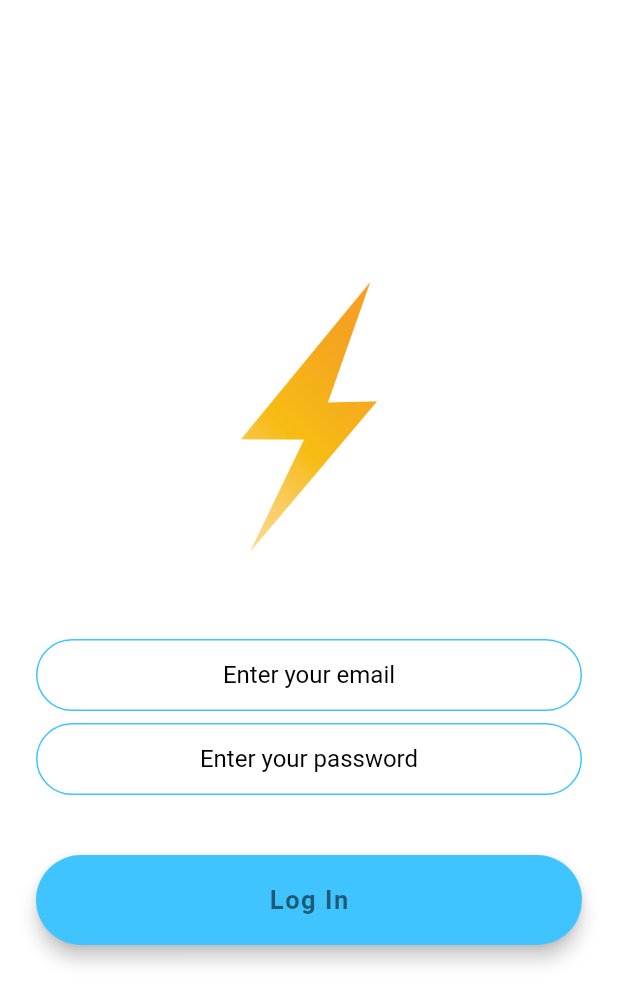
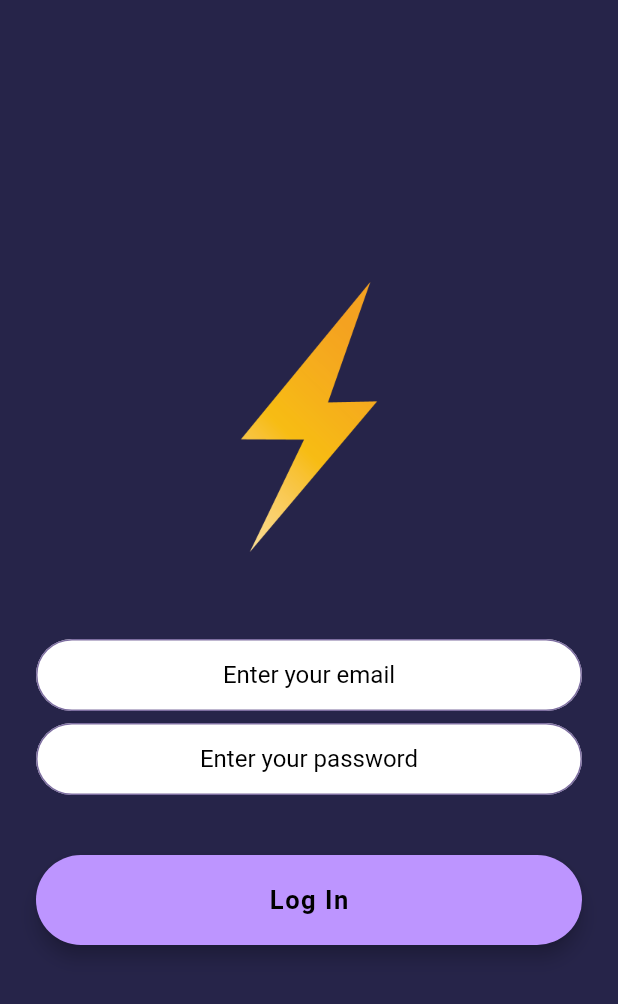
Before and after one commit to bunnyBites/bolt-chat, a Flutter app: the screen it shows after launch, after a tap on "Log In", on a phone screen of 412 x 824 dp. Shown: the top 1004 px of the screen. Run offline on Flutter 3.47's test engine with Material 2 defaults, Android fonts, the phone set to English and light mode, and no system bars; drawn by our look-alikes of modal_progress_hud_nsn; our stand-ins replace animated_text_kit, cloud_firestore, firebase_auth, firebase_core; accounts and stored records are empty.

Commit message:
modify styles and theme

```diff
--- a/lib/components/styled_rounded_button.dart
+++ b/lib/components/styled_rounded_button.dart
@@ -32,7 +32,7 @@ class StyledRoundedButton extends StatelessWidget {
               fontSize: 17.0,
               fontWeight: FontWeight.bold,
               letterSpacing: 1,
-              color: Colors.black54,
+              color: Colors.black,
             ),
           ),
         ),
--- a/lib/constants.dart
+++ b/lib/constants.dart
@@ -20,19 +20,26 @@ const kMessageContainerDecoration = BoxDecoration(
 
 const kTextFieldDecoration = InputDecoration(
   hintStyle: TextStyle(color: Colors.black),
+  fillColor: Colors.white,
+  filled: true,
   contentPadding: EdgeInsets.symmetric(vertical: 10.0, horizontal: 20.0),
   border: OutlineInputBorder(
     borderRadius: BorderRadius.all(Radius.circular(32.0)),
   ),
   enabledBorder: OutlineInputBorder(
-    borderSide: BorderSide(color: Colors.lightBlueAccent, width: 1.0),
+    borderSide: BorderSide(color: kTextColor, width: 1.0),
     borderRadius: BorderRadius.all(Radius.circular(32.0)),
   ),
   focusedBorder: OutlineInputBorder(
-    borderSide: BorderSide(color: Colors.lightBlueAccent, width: 2.0),
+    borderSide: BorderSide(color: kTextColor, width: 2.0),
     borderRadius: BorderRadius.all(Radius.circular(32.0)),
   ),
 );
+
+const kScaffoldBackgroundColor = Color(0xFF262449);
+
+const kLoginButtonColor = Color(0xFFBD95FF);
+const kRegisterButtonColor = Color(0xFFB5E3FF);
 
 const kTextColor = Color(0xFF7D6EA0);
 const kBannerTextStyle = TextStyle(
--- a/lib/screens/login_screen.dart
+++ b/lib/screens/login_screen.dart
@@ -23,7 +23,7 @@ class LoginScreenState extends State<LoginScreen> {
   @override
   Widget build(BuildContext context) {
     return Scaffold(
-      backgroundColor: Colors.white,
+      backgroundColor: kScaffoldBackgroundColor,
       body: ModalProgressHUD(
         inAsyncCall: isShowModal,
         child: Padding(
@@ -73,7 +73,7 @@ class LoginScreenState extends State<LoginScreen> {
                 height: 24.0,
               ),
               StyledRoundedButton(
-                color: Colors.lightBlueAccent,
+                color: kLoginButtonColor,
                 onPressed: () {
                   setState(() {
                     isShowModal = true;
--- a/lib/screens/registration_screen.dart
+++ b/lib/screens/registration_screen.dart
@@ -23,7 +23,7 @@ class RegistrationScreenState extends State<RegistrationScreen> {
   @override
   Widget build(BuildContext context) {
     return Scaffold(
-      backgroundColor: Colors.white,
+      backgroundColor: kScaffoldBackgroundColor,
       body: ModalProgressHUD(
         inAsyncCall: isShowModal,
         child: Padding(
@@ -45,6 +45,7 @@ class RegistrationScreenState extends State<RegistrationScreen> {
               TextField(
                 textAlign: TextAlign.center,
                 keyboardType: TextInputType.emailAddress,
+
                 onChanged: (value) {
                   setState(() {
                     email = value;
@@ -73,7 +74,7 @@ class RegistrationScreenState extends State<RegistrationScreen> {
                 height: 24.0,
               ),
               StyledRoundedButton(
-                color: Colors.blueAccent,
+                color: kRegisterButtonColor,
                 onPressed: () {
                   setState(() {
                     isShowModal = true;
--- a/lib/screens/welcome_screen.dart
+++ b/lib/screens/welcome_screen.dart
@@ -24,7 +24,7 @@ class WelcomeScreenState extends State<WelcomeScreen>
         AnimationController(vsync: this, duration: const Duration(seconds: 1));
 
     _animation =
-        ColorTween(begin: Colors.blueAccent[50], end: const Color(0xFF262449))
+        ColorTween(begin: Colors.blueAccent[50], end: kScaffoldBackgroundColor)
             .animate(_controller);
 
     _controller.forward();
@@ -83,11 +83,11 @@ class WelcomeScreenState extends State<WelcomeScreen>
                 //Go to login screen.
                 Navigator.pushNamed(context, LoginScreen.id);
               },
-              color: const Color(0xFFBD95FF),
+              color: kLoginButtonColor,
               label: "Log In",
             ),
             StyledRoundedButton(
-                color: const Color(0xFFB5E3FF),
+                color: kRegisterButtonColor,
                 onPressed: () {
                   //Go to registration screen.
                   Navigator.pushNamed(context, RegistrationScreen.id);
```
Also changed, not shown: lib/screens/chat_screen.dart (+10 -8 lines).
